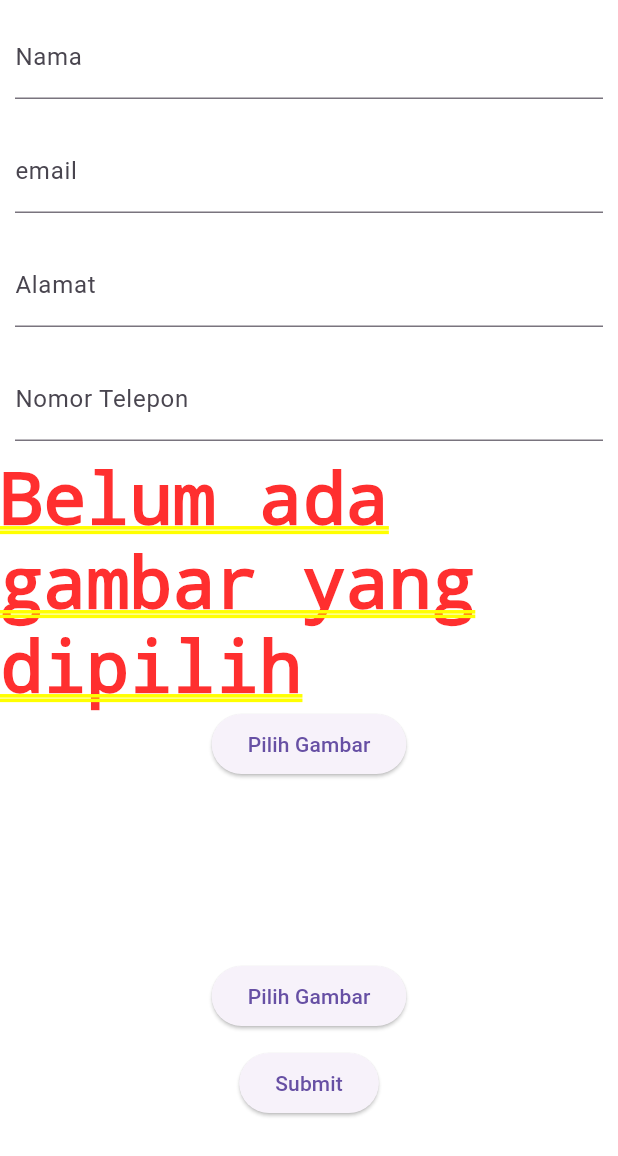
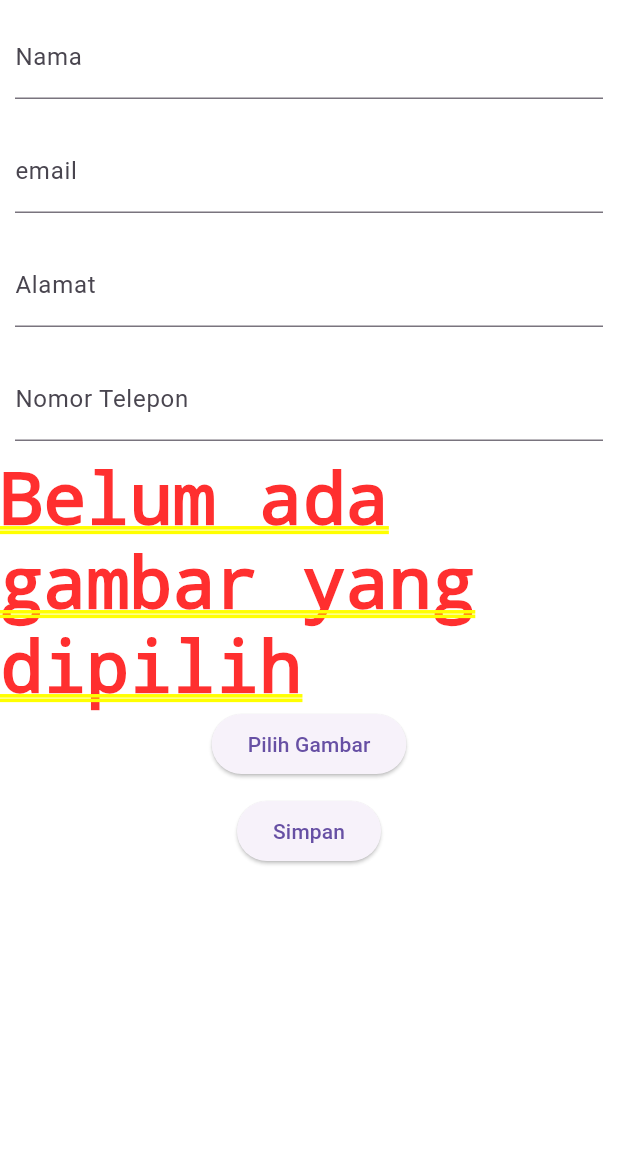
Before and after one commit to Den-art023/KontakAPI_050, a Flutter app: the screen it shows after launch, after a tap on the "add" icon, on a phone screen of 412 x 824 dp. Shown: the top 1156 px of the screen. Run offline on Flutter 3.47's test engine with Material 3 defaults, Android fonts, the phone set to English and light mode, and no system bars; our stand-ins replace image_picker; network calls fail.

Commit message:
finish the form file

```diff
--- a/lib/view/form_view.dart
+++ b/lib/view/form_view.dart
@@ -1,5 +1,8 @@
 import 'dart:io';
 
+import 'package:data_kontak/controller/kontak_controller.dart';
+import 'package:data_kontak/model/kontak.dart';
+import 'package:data_kontak/view/home_view.dart';
 import 'package:flutter/material.dart';
 import 'package:image_picker/image_picker.dart';
 
@@ -45,40 +48,40 @@ class _FormKontakState extends State<FormKontak> {
         child: Column(
           children: [
             Container(
-              margin: EdgeInsets.all(10),
+              margin: const EdgeInsets.all(10),
               child: TextFormField(
                 controller: _namaController,
-                decoration: InputDecoration(
+                decoration: const InputDecoration(
                   labelText: "Nama",
                   hintText: "Masukkan Nama Anda",
                 ),
               ),
             ),
             Container(
-              margin: EdgeInsets.all(10),
+              margin: const EdgeInsets.all(10),
               child: TextFormField(
                 controller: _emailController,
-                decoration: InputDecoration(
+                decoration: const InputDecoration(
                   labelText: "email",
                   hintText: "Masukkan Email Anda",
                 ),
               ),
             ),
             Container(
-              margin: EdgeInsets.all(10),
+              margin: const EdgeInsets.all(10),
               child: TextFormField(
                 controller: _alamatController,
-                decoration: InputDecoration(
+                decoration: const InputDecoration(
                   labelText: "Alamat",
                   hintText: "Masukkan Alamat Anda",
                 ),
               ),
             ),
             Container(
-              margin: EdgeInsets.all(10),
+              margin: const EdgeInsets.all(10),
               child: TextFormField(
                 controller: _noTeleponController,
-                decoration: InputDecoration(
+                decoration: const InputDecoration(
                   labelText: "Nomor Telepon",
                   hintText: "Masukkan Nomor Telepon Anda",
                 ),
@@ -93,15 +96,34 @@ class _FormKontakState extends State<FormKontak> {
             ),
             Container(
               margin: const EdgeInsets.all(10),
+              child: ElevatedButton(
+                onPressed: () async {
+                  if (_formkey.currentState!.validate()) {
+                    var result = await KontakController().addPerson(
+                        Kontak(
+                            nama: _namaController.text,
+                            email: _emailController.text,
+                            alamat: _alamatController.text,
+                            telepon: _noTeleponController.text,
+                            foto: _image!.path),
+                        _image);
+                    ScaffoldMessenger.of(context).showSnackBar(
+                      SnackBar(
+                        content: Text(
+                          result['message'],
+                        ),
+                      ),
+                    );
+                    Navigator.pushAndRemoveUntil(
+                        context,
+                        MaterialPageRoute(
+                            builder: (context) => const HomeView()),
+                        (route) => false);
+                  }
+                },
+                child: const Text("Simpan"),
+              ),
             ),
-            SizedBox(
-              height: 100,
-            ),
-            ElevatedButton(onPressed: () {}, child: Text("Pilih Gambar")),
-            Container(
-              margin: EdgeInsets.all(10),
-              child: ElevatedButton(onPressed: () {}, child: Text("Submit")),
-            )
           ],
         ),
       ),
```
